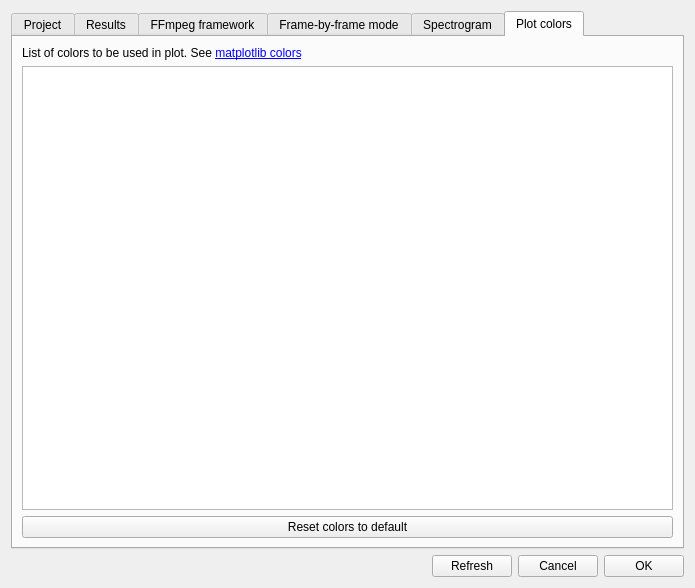
Old version of the form boris/preferences.ui in the repository olivierfriard/BORIS.
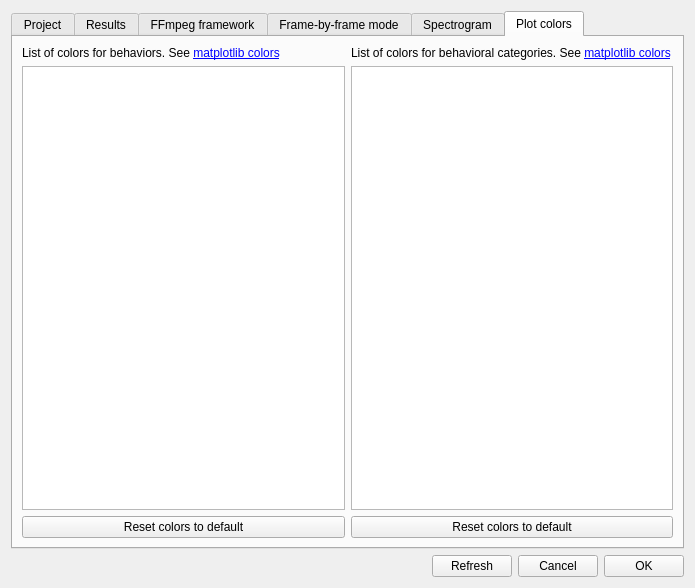
New version of the form. The open tabs and pages were chosen to show the change.

Commit message: improved behavioral category colors

Patch:
```diff
--- a/boris/preferences.ui
+++ b/boris/preferences.ui
@@ -597,13 +597,15 @@
         <attribute name="title">
          <string>Plot colors</string>
         </attribute>
-        <layout class="QVBoxLayout" name="verticalLayout_11">
-         <item>
           <layout class="QVBoxLayout" name="verticalLayout_10">
            <item>
+          <layout class="QHBoxLayout" name="horizontalLayout_12">
+           <item>
+            <layout class="QVBoxLayout" name="verticalLayout_6">
+             <item>
             <widget class="QLabel" name="label_10">
              <property name="text">
-              <string>List of colors to be used in plot. See &lt;a href=&quot;https://matplotlib.org/api/colors_api.html&quot;&gt;matplotlib colors&lt;/a&gt;</string>
+                <string>&lt;html&gt;&lt;head/&gt;&lt;body&gt;&lt;p&gt;List of colors for behaviors. See &lt;a href=&quot;https://matplotlib.org/api/colors_api.html&quot;&gt;&lt;span style=&quot; text-decoration: underline; color:#0000ff;&quot;&gt;matplotlib colors&lt;/span&gt;&lt;/a&gt;&lt;/p&gt;&lt;/body&gt;&lt;/html&gt;</string>
              </property>
              <property name="openExternalLinks">
               <bool>true</bool>
@@ -611,14 +613,40 @@
             </widget>
            </item>
            <item>
-            <widget class="QPlainTextEdit" name="te_plot_colors"/>
+              <widget class="QPlainTextEdit" name="te_behav_colors"/>
            </item>
            <item>
-            <widget class="QPushButton" name="pb_reset_colors">
+              <widget class="QPushButton" name="pb_reset_behav_colors">
              <property name="text">
               <string>Reset colors to default</string>
              </property>
             </widget>
+             </item>
+            </layout>
+           </item>
+           <item>
+            <layout class="QVBoxLayout" name="verticalLayout_9">
+             <item>
+              <widget class="QLabel" name="label_11">
+               <property name="text">
+                <string>&lt;html&gt;&lt;head/&gt;&lt;body&gt;&lt;p&gt;List of colors for behavioral categories. See &lt;a href=&quot;https://matplotlib.org/api/colors_api.html&quot;&gt;&lt;span style=&quot; text-decoration: underline; color:#0000ff;&quot;&gt;matplotlib colors&lt;/span&gt;&lt;/a&gt;&lt;/p&gt;&lt;/body&gt;&lt;/html&gt;</string>
+               </property>
+               <property name="openExternalLinks">
+                <bool>true</bool>
+               </property>
+              </widget>
+             </item>
+             <item>
+              <widget class="QPlainTextEdit" name="te_category_colors"/>
+             </item>
+             <item>
+              <widget class="QPushButton" name="pb_reset_category_colors">
+               <property name="text">
+                <string>Reset colors to default</string>
+               </property>
+              </widget>
+             </item>
+            </layout>
            </item>
           </layout>
          </item>
```
Left out of the diff: 2 changed lines with no effect on the pictures. Lines whose indentation alone changed are shown as unchanged. The commit also changes 6 other files.
